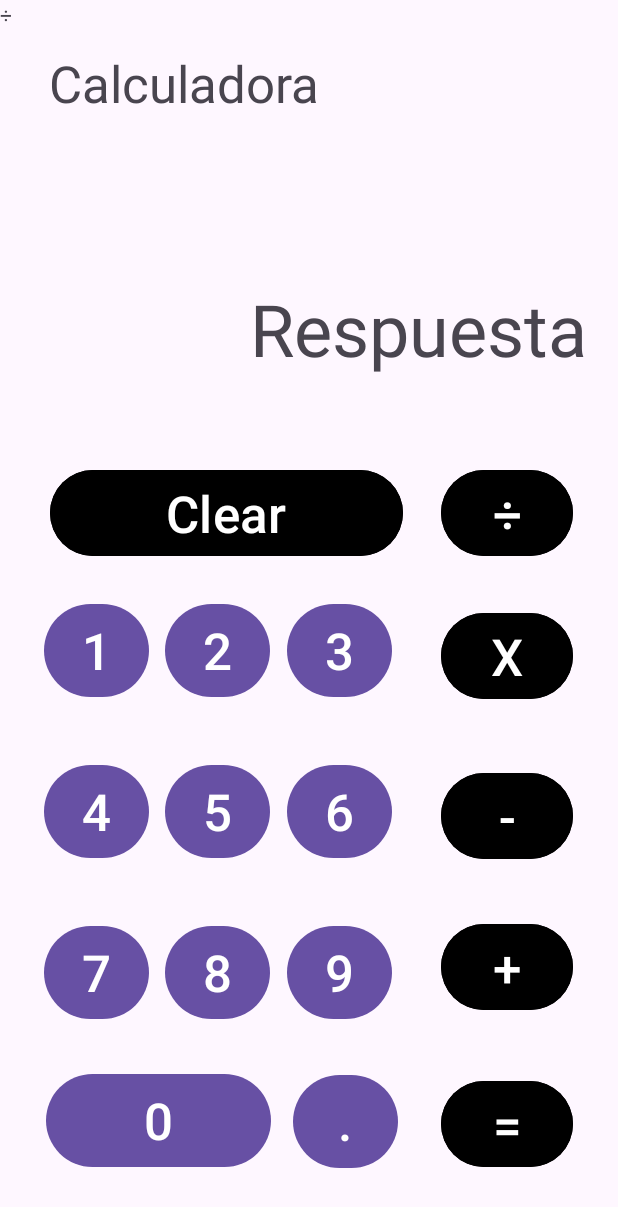
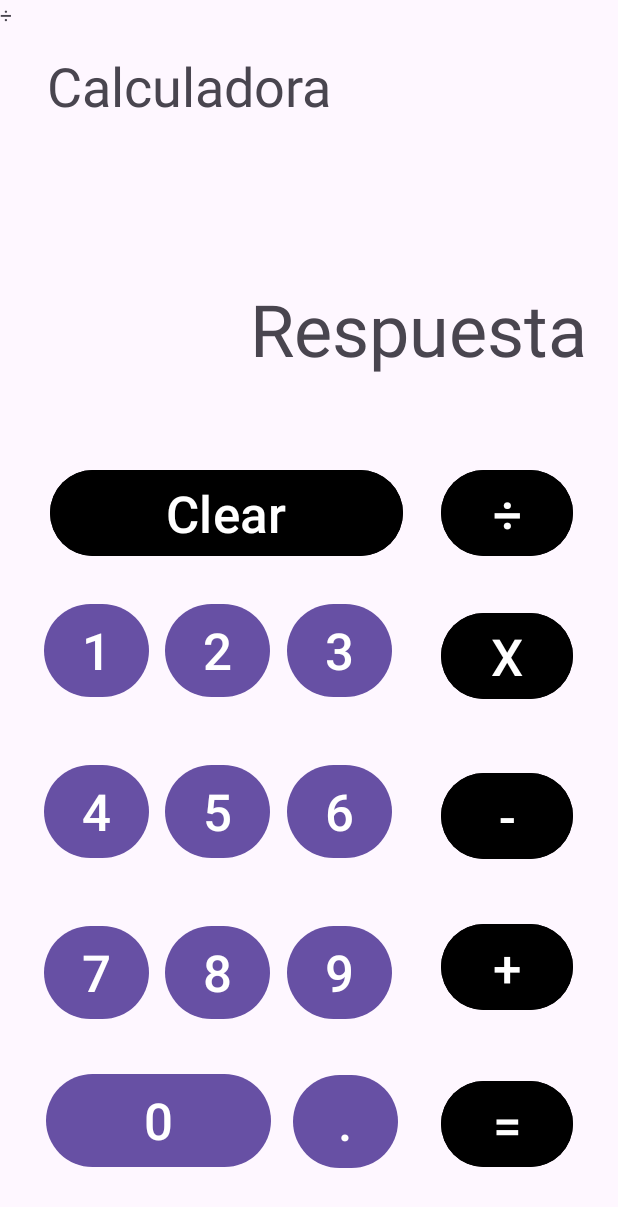
Before and after one commit to saulish/OptiSalud, an Android app: the activity_conf screen opened directly, with no data from a screen before it, on a phone screen of 412 x 824 dp. Shown: the top 1207 px of the screen. Run offline under Robolectric (Android 15) with nearby library versions, the phone set to English and light mode, and no system bars; our stand-ins replace Firebase (no records; nobody signed in at launch, a user with empty details on screens opened directly).

Commit message:
Merge remote-tracking branch 'origin/calculadora'

```diff
--- a/app/src/main/java/com/example/optisalud/activity_conf.java
+++ b/app/src/main/java/com/example/optisalud/activity_conf.java
@@ -255,3 +255,5 @@ public class activity_conf extends AppCompatActivity {
 
     }
 }
+
+//prueba
--- a/app/src/main/res/layout/activity_conf.xml
+++ b/app/src/main/res/layout/activity_conf.xml
@@ -11,7 +11,7 @@
         android:layout_width="wrap_content"
         android:layout_height="wrap_content"
         android:text="Calculadora"
-        android:textSize="34sp"
+        android:textSize="36sp"
         app:layout_constraintBottom_toBottomOf="parent"
         app:layout_constraintEnd_toEndOf="parent"
         app:layout_constraintHorizontal_bias="0.142"
```
